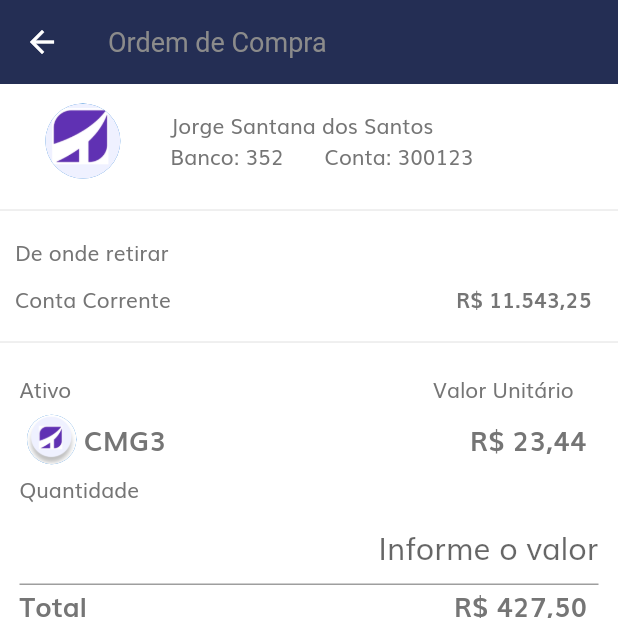
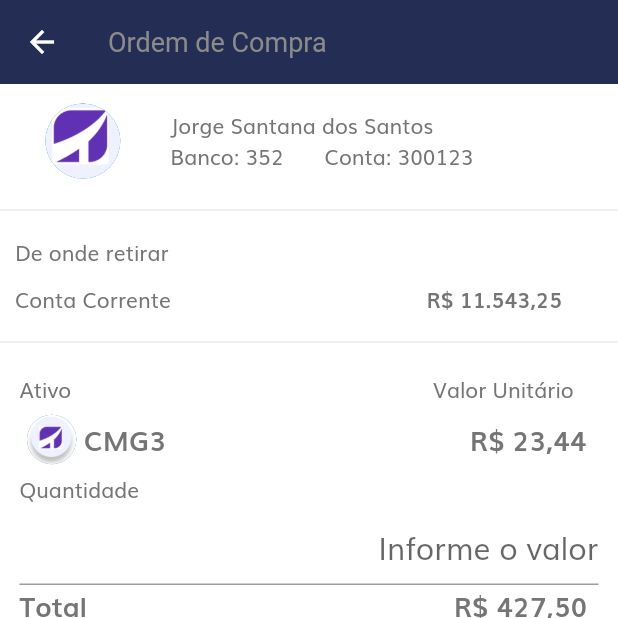
Before and after one commit to marcelomcdev/toro-bank-frontend-flutter, a Flutter app: the PurchaseOrderPage screen opened by its route, on a phone screen of 412 x 824 dp, the top half of it. Run offline on Flutter 3.47's test engine with Material 2 defaults, Android fonts, the phone set to English and light mode, and no system bars; our stand-ins replace dartz, dio, flutter_modular; network calls fail.

Commit message:
Adjust balance account component to receive external data

```diff
--- a/toro_bank_frontend/lib/modules/presenters/pages/purchase/purchase-order/shop/components/balance_account_info.dart
+++ b/toro_bank_frontend/lib/modules/presenters/pages/purchase/purchase-order/shop/components/balance_account_info.dart
@@ -25,11 +25,11 @@ class BalanceAccountInfo extends StatelessWidget {
             Row(
               children: [
                 const Expanded(
-                  flex: 3,
+                  flex: 7,
                   child: Text('Conta Corrente'),
                 ),
                 Expanded(
-                  flex: 1,
+                  flex: 3,
                   child: Text(
                     FormatHelper().getCurrency(balance),
                     style: const TextStyle(
```
